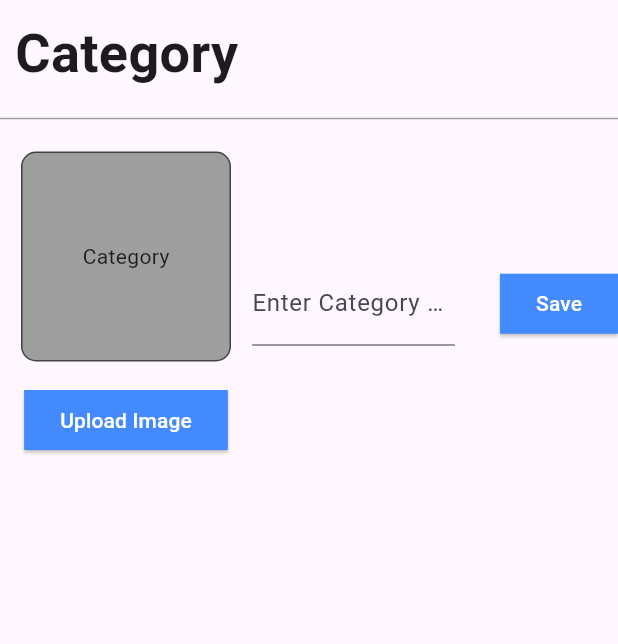
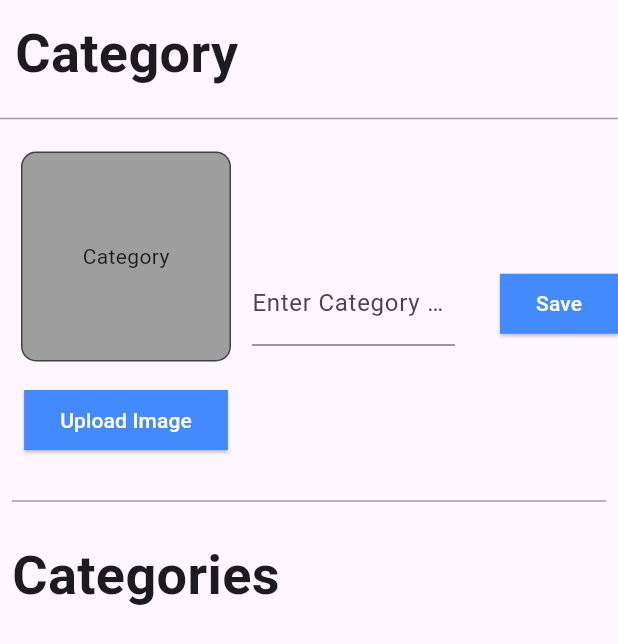
Before and after one commit to Md-LatifurRatul/multi-store-app-web-admin, a Flutter app: the CategoriesScreen widget shown alone on an empty page, opened directly, on a phone screen of 412 x 824 dp. Shown: the top 644 px of the screen. Run offline on Flutter 3.47's test engine with Material 3 defaults, Android fonts, the phone set to English and light mode, and no system bars; our stand-ins replace cloud_firestore, file_picker, firebase_core, flutter_easyloading, supabase_flutter; missing offline and left inert: flutter_admin_scaffold; accounts and stored records are empty; statements that could not run were skipped.

Commit message:
retrieve categories

```diff
--- a/lib/views/screens/side_bar_screen/categories_screen.dart
+++ b/lib/views/screens/side_bar_screen/categories_screen.dart
@@ -1,6 +1,7 @@
 import 'dart:typed_data';
 import 'package:cloud_firestore/cloud_firestore.dart';
 import 'package:ecom_multi_store_web_admin/views/screens/widgets/banner_button.dart';
+import 'package:ecom_multi_store_web_admin/views/screens/widgets/category_widget.dart';
 import 'package:file_picker/file_picker.dart';
 import 'package:flutter/material.dart';
 import 'package:flutter_easyloading/flutter_easyloading.dart';
@@ -169,6 +170,23 @@
                 ),
               ],
             ),
+            Padding(
+              padding: const EdgeInsets.all(8.0),
+              child: Divider(
+                color: Colors.grey,
+              ),
+            ),
+            Padding(
+              padding: const EdgeInsets.all(8.0),
+              child: Container(
+                alignment: Alignment.topLeft,
+                child: Text(
+                  'Categories',
+                  style: TextStyle(fontSize: 36, fontWeight: FontWeight.bold),
+                ),
+              ),
+            ),
+            CategoryWidget(),
           ],
         ),
       ),
--- /dev/null
+++ b/lib/views/screens/widgets/category_widget.dart
@@ -0,0 +1,47 @@
+import 'package:cloud_firestore/cloud_firestore.dart';
+import 'package:flutter/material.dart';
+
+class CategoryWidget extends StatelessWidget {
+  const CategoryWidget({super.key});
+
+  @override
+  Widget build(BuildContext context) {
+    final Stream<QuerySnapshot> categoriesStream =
+        FirebaseFirestore.instance.collection('categories').snapshots();
+    return StreamBuilder<QuerySnapshot>(
+      stream: categoriesStream,
+      builder: (BuildContext context, AsyncSnapshot<QuerySnapshot> snapshot) {
+        if (snapshot.hasError) {
+          return Text('Something went wrong');
+        }
+
+        if (snapshot.connectionState == ConnectionState.waiting) {
+          return Center(
+            child: CircularProgressIndicator(
+              color: Colors.cyan,
+            ),
+          );
+        }
+
+        return GridView.builder(
+            shrinkWrap: true,
+            itemCount: snapshot.data!.size,
+            gridDelegate: SliverGridDelegateWithFixedCrossAxisCount(
+                crossAxisCount: 5, mainAxisSpacing: 8, crossAxisSpacing: 8),
+            itemBuilder: (context, index) {
+              final categoryData = snapshot.data!.docs[index];
+              return Column(
+                children: [
+                  SizedBox(
+                    height: 100,
+                    width: 100,
+                    child: Image.network(categoryData['image']),
+                  ),
+                  Text(categoryData['categoryName']),
+                ],
+              );
+            });
+      },
+    );
+  }
+}
```
